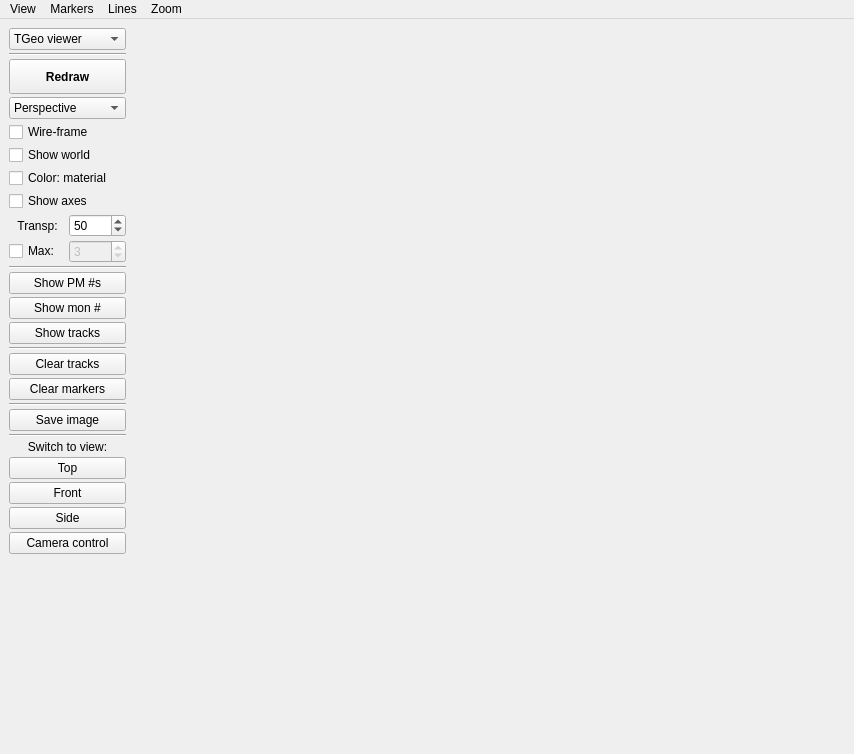
Above: ants3bundle/src/ants3/gui/geom/ageometrywindow.ui from andrmor/ANTS3bundle before the change. Below: the same form after it.
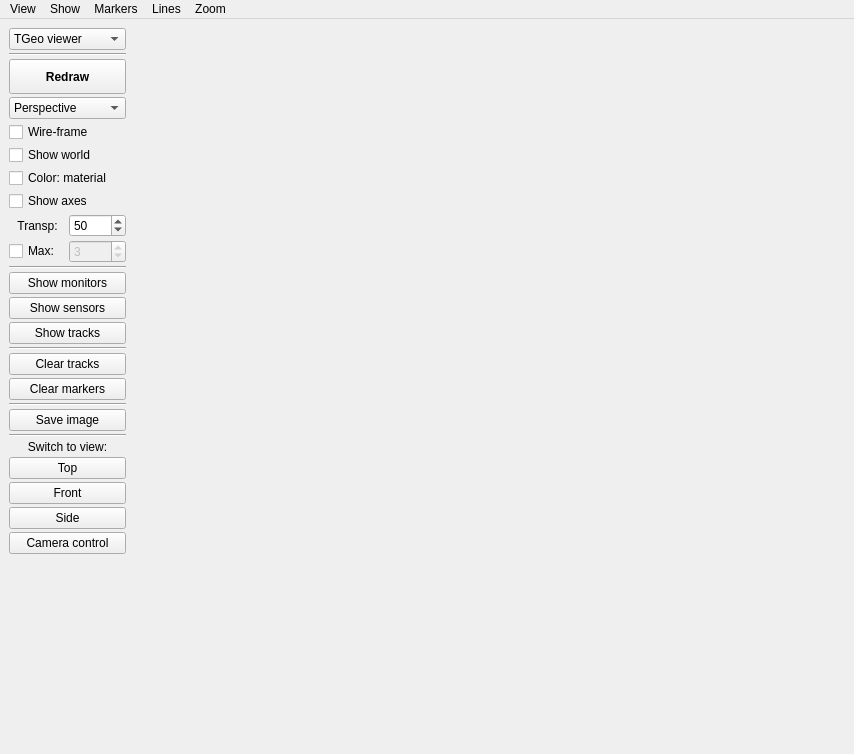
That is the form after the change.

Diff of the .ui file:
```diff
--- a/ants3bundle/src/ants3/gui/geom/ageometrywindow.ui
+++ b/ants3bundle/src/ants3/gui/geom/ageometrywindow.ui
@@ -211,17 +211,17 @@
          </property>
         </widget>
        </item>
-       <item>
-        <widget class="QPushButton" name="pbShowPMnumbers">
-         <property name="text">
-          <string>Show PM #s</string>
-         </property>
-        </widget>
-       </item>
        <item>
         <widget class="QPushButton" name="pbShowMonitorIndexes">
          <property name="text">
-          <string>Show mon #</string>
+          <string>Show monitors</string>
+         </property>
+        </widget>
+       </item>
+       <item>
+        <widget class="QPushButton" name="pbShowPMnumbers">
+         <property name="text">
+          <string>Show sensors</string>
          </property>
         </widget>
        </item>
@@ -391,7 +391,18 @@
     <addaction name="actionOpen_GL_viewer"/>
     <addaction name="actionJSROOT_in_browser"/>
    </widget>
+   <widget class="QMenu" name="menuShow">
+    <property name="title">
+     <string>Show</string>
+    </property>
+    <addaction name="actionParticle_monitors"/>
+    <addaction name="actionPhoton_monitors"/>
+    <addaction name="separator"/>
+    <addaction name="actionSensor_indexes"/>
+    <addaction name="actionSensor_models"/>
+   </widget>
    <addaction name="menuView"/>
+   <addaction name="menuShow"/>
    <addaction name="menuMarkers"/>
    <addaction name="menuLines"/>
    <addaction name="menuZoom"/>
```
Left out of the diff: 20 changed lines with no effect on the pictures.
